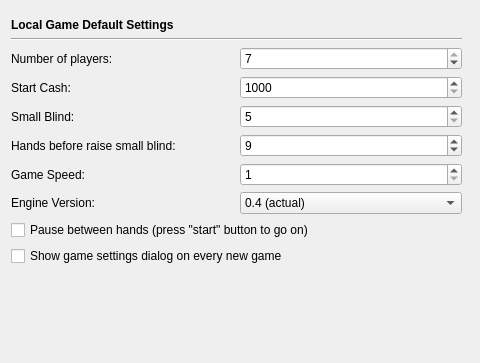
Above: src/gui/qt/settingsdialog.ui from pokerth/pokerth before the change; both pictures show x 163 to 643 and y 0 to 363 of the 643 by 553 pixel window. Below: the same form after it.
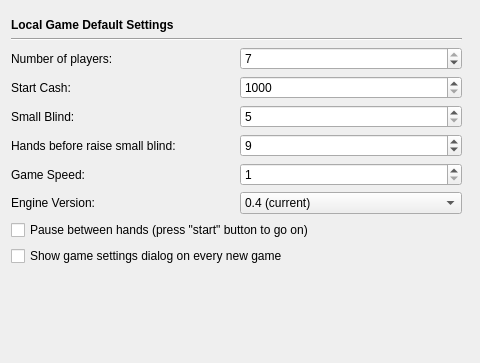
That is the form after the change. The open tabs and pages were chosen to show the change. Icons and pictures are not drawn. Custom widgets are drawn as their Qt base class.

Patch:
```diff
--- a/src/gui/qt/settingsdialog.ui
+++ b/src/gui/qt/settingsdialog.ui
@@ -384,7 +384,7 @@
         <widget class="QComboBox" name="comboBox_engineVersion" >
          <item>
           <property name="text" >
-           <string>0.4 (actual)</string>
+           <string>0.4 (current)</string>
           </property>
          </item>
          <item>
```
